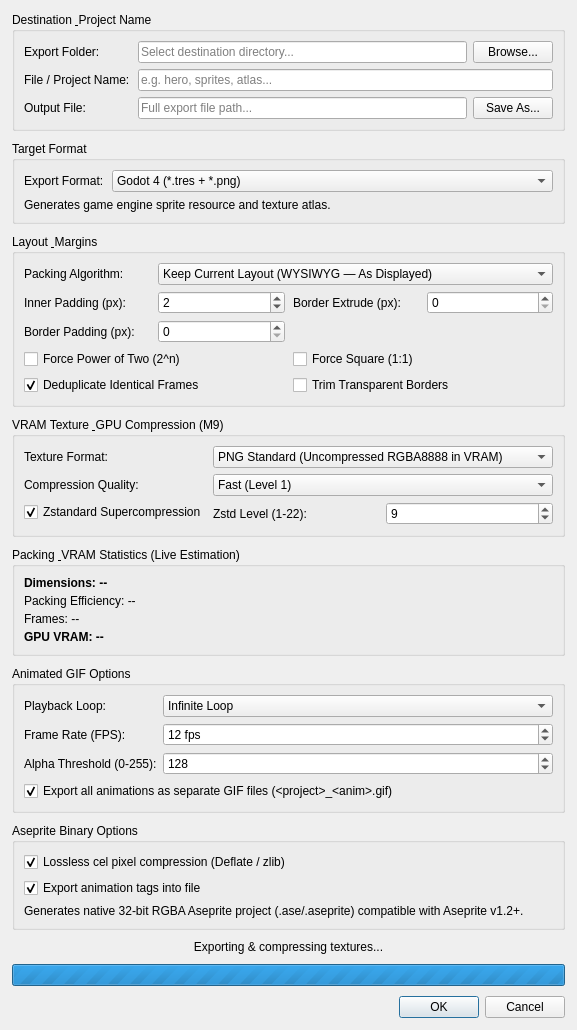
This is BentoPack/src/widgets/exportdialog.ui in oktailb/BentoPack as Qt 5 draws it before an edit. The edited form follows.
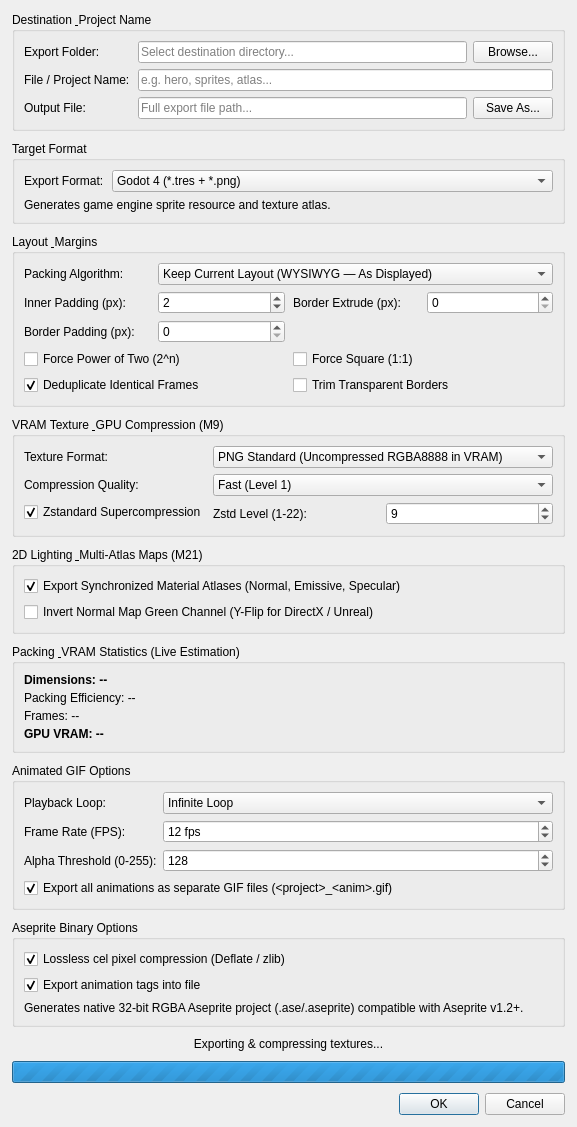
This is the edited form.

Commit message: feat (lightning): implement normal, emissive and specular multi-atlas layer support  from source to game engines

The edit to the form file:
```diff
--- a/BentoPack/src/widgets/exportdialog.ui
+++ b/BentoPack/src/widgets/exportdialog.ui
@@ -457,6 +457,44 @@
      </layout>
     </widget>
    </item>
+   <item>
+    <widget class="QGroupBox" name="grpLighting">
+     <property name="title">
+      <string>2D Lighting &amp; Multi-Atlas Maps (M21)</string>
+     </property>
+     <layout class="QVBoxLayout" name="verticalLayoutLighting">
+      <property name="spacing">
+       <number>6</number>
+      </property>
+      <item>
+       <widget class="QCheckBox" name="chkExportMaterialMaps">
+        <property name="text">
+         <string>Export Synchronized Material Atlases (Normal, Emissive, Specular)</string>
+        </property>
+        <property name="toolTip">
+         <string>Generates synchronized slave atlases (_n, _e, _s) matching diffuse layout</string>
+        </property>
+        <property name="checked">
+         <bool>true</bool>
+        </property>
+       </widget>
+      </item>
+      <item>
+       <widget class="QCheckBox" name="chkNormalMapYFlip">
+        <property name="text">
+         <string>Invert Normal Map Green Channel (Y-Flip for DirectX / Unreal)</string>
+        </property>
+        <property name="toolTip">
+         <string>Inverts normal map green channel (OpenGL/Godot Y+ vs DirectX/Unity/Unreal Y-)</string>
+        </property>
+        <property name="checked">
+         <bool>false</bool>
+        </property>
+       </widget>
+      </item>
+     </layout>
+    </widget>
+   </item>
    <item>
     <widget class="QGroupBox" name="grpStats">
      <property name="title">
```
The commit also changes 14 other files.
